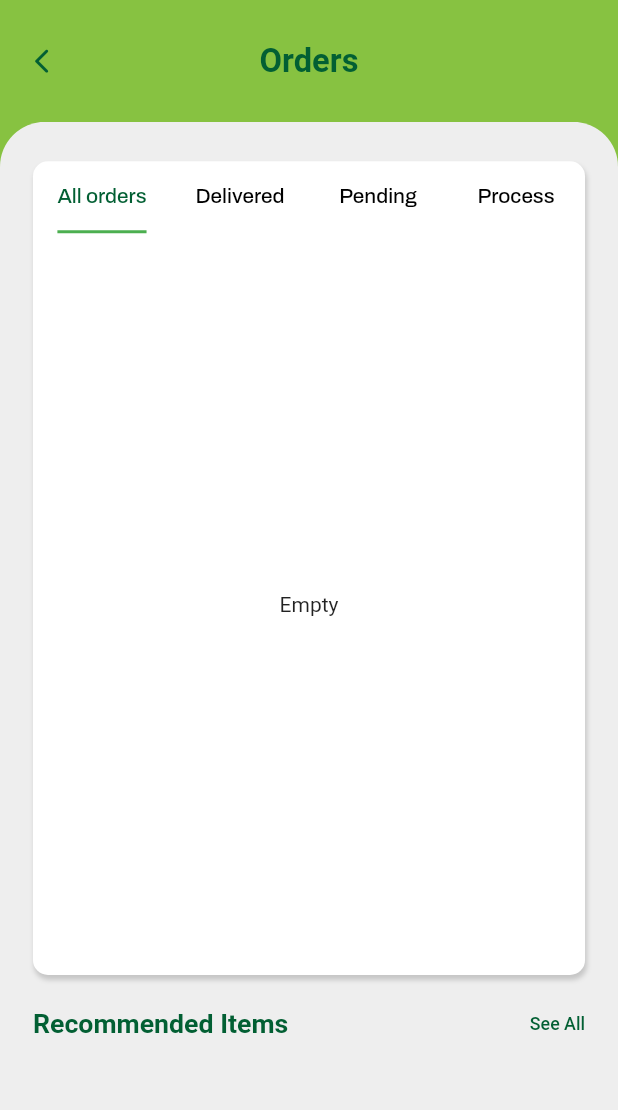
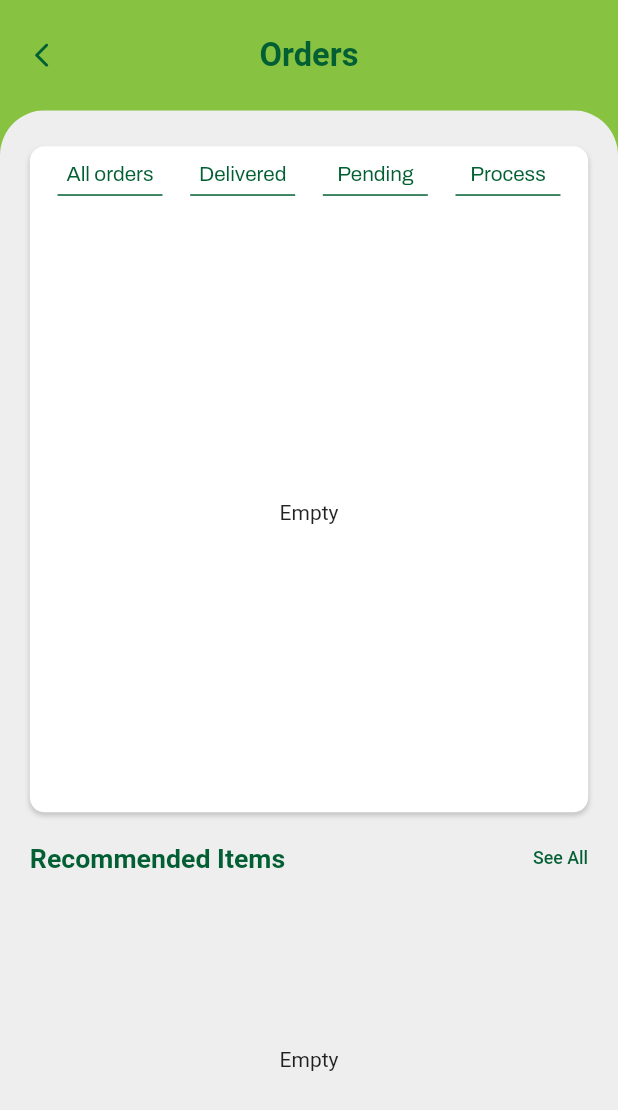
Before and after one commit to Sudarshan519/khetipati, a Flutter app: the OrdersTab screen opened directly, on a phone screen of 412 x 824 dp. Shown: the top 1110 px of the screen. Run offline on Flutter 3.47's test engine with Material 2 defaults, Android fonts, the phone set to English and light mode, and no system bars; our stand-ins replace connectivity, get, get_storage, google_fonts; accounts and stored records are empty; network calls fail.

Commit message:
responisve orders updated

```diff
--- a/lib/constant/size_config.dart
+++ b/lib/constant/size_config.dart
@@ -29,12 +29,12 @@
 double getHeight(double inputHeight) {
   double screenHeight = SizeConfigs.screenHeight;
   // 812 is the layout height that designer use
-  return (inputHeight / 812.0) * screenHeight;
+  return (inputHeight / 896.0) * screenHeight;
 }
 
 // Get the proportionate width as per screen size
 double getWidth(double inputWidth) {
   double screenWidth = SizeConfigs.screenWidth;
   // 375 is the layout width that Figma provides
-  return (inputWidth / 375.0) * screenWidth;
+  return (inputWidth / 414.0) * screenWidth;
 }
--- a/lib/screens/cart/cart_screen.dart
+++ b/lib/screens/cart/cart_screen.dart
@@ -272,7 +272,7 @@
               width: getWidth(40),
             ),
             SizedBox(
-              width: getHeight(150),
+              width: getHeight(178),
               height: getHeight(41),
               child: RaisedButton(
                 onPressed: () {
--- a/lib/screens/home/tabs/orders_tab.dart
+++ b/lib/screens/home/tabs/orders_tab.dart
@@ -59,65 +59,109 @@
     return Container(
       width: getWidth(378),
       margin: EdgeInsets.fromLTRB(getWidth(20), getHeight(26), getWidth(20), 0),
-      // height: 558,
       decoration: BoxDecoration(
           boxShadow: [boxShadow()],
           color: Colors.white,
           borderRadius: BorderRadius.circular(10)),
       child: Column(
         children: [
-          ///tabbar
-          SizedBox(
-            width: MediaQuery.of(context).size.width,
-            // height: getHeight(40),
-            child: TabBar(
-              indicatorPadding: EdgeInsets.only(top: getHeight(10)),
-              indicatorSize: TabBarIndicatorSize.label,
-              isScrollable: false,
-              unselectedLabelColor: Colors.black,
-              labelColor: AppColors.textGreen,
-              labelStyle: archivotitleStyle.copyWith(fontSize: getFont(14)),
-              labelPadding: EdgeInsets.zero,
-              tabs: const [
-                Tab(
-                  text: 'All orders',
-                ),
-                Tab(
-                  text: 'Delivered',
-                ),
-                Tab(
-                  text: 'Pending',
-                ),
-                Tab(
-                  text: 'Process',
-                )
-              ],
-            ),
+          Container(
+            //  height: getHeight(34),
+            padding: EdgeInsets.symmetric(vertical: getHeight(12)),
+            child: Row(
+                mainAxisAlignment: MainAxisAlignment.spaceEvenly,
+                children: [
+                  buildOrderStatus('All orders'),
+                  buildOrderStatus('Delivered'),
+                  buildOrderStatus('Pending'),
+                  buildOrderStatus('Process')
+                ]),
           ),
-          Container(
-            margin: EdgeInsets.zero,
-            height: MediaQuery.of(context).size.height * .6,
-            width: MediaQuery.of(context).size.width,
-            child: TabBarView(
-              children: [
-                buildOrderItems(),
-                buildOrderItems(),
-                buildOrderItems(),
-                buildOrderItems()
-              ],
-            ),
-          ),
+          buildOrderItems()
         ],
       ),
     );
+    // return Container(
+    //   width: getWidth(378),
+    //   margin: EdgeInsets.fromLTRB(getWidth(20), getHeight(26), getWidth(20), 0),
+    //   // height: 558,
+    //   decoration: BoxDecoration(
+    //       boxShadow: [boxShadow()],
+    //       color: Colors.white,
+    //       borderRadius: BorderRadius.circular(10)),
+    //   child: Column(
+    //     children: [
+    //       ///tabbar
+    //       SizedBox(
+    //         width: MediaQuery.of(context).size.width,
+    //         // height: getHeight(40),
+    //         child: TabBar(
+    //           indicatorPadding: EdgeInsets.only(top: getHeight(10)),
+    //           indicatorSize: TabBarIndicatorSize.label,
+    //           isScrollable: false,
+    //           unselectedLabelColor: Colors.black,
+    //           labelColor: AppColors.textGreen,
+    //           labelStyle: archivotitleStyle.copyWith(fontSize: getFont(14)),
+    //           labelPadding: EdgeInsets.zero,
+    //           tabs: const [
+    //             Tab(
+    //               text: 'All orders',
+    //             ),
+    //             Tab(
+    //               text: 'Delivered',
+    //             ),
+    //             Tab(
+    //               text: 'Pending',
+    //             ),
+    //             Tab(
+    //               text: 'Process',
+    //             )
+    //           ],
+    //         ),
+    //       ),
+    //       Container(
+    //         margin: EdgeInsets.zero,
+    //         height: MediaQuery.of(context).size.height * .6,
+    //         width: MediaQuery.of(context).size.width,
+    //         child: TabBarView(
+    //           children: [
+    //             buildOrderItems(),
+    //             buildOrderItems(),
+    //             buildOrderItems(),
+    //             buildOrderItems()
+    //           ],
+    //         ),
+    //       ),
+    //     ],
+    //   ),
+    // );
   }
 
   buildOrderItems() {
     return Obx(() => controller.products.isEmpty
-        ? const Center(child: Text("Empty"))
+        ? Container(height: 400, child: const Center(child: Text("Empty")))
         : Column(
             children: List.generate(controller.products.length,
                 (i) => orderItemCard(controller.products[i])),
           ));
   }
+
+  buildOrderStatus(title) {
+    return Column(
+      children: [
+        Text(
+          title,
+          style: archivotitleStyle.copyWith(fontSize: getFont(14)),
+        ),
+        const SizedBox(
+          height: 6,
+        ),
+        Container(
+          height: 1,
+          width: 70,
+          color: AppColors.textGreen,
+        )
+      ],
+    );
+  }
 }
--- a/lib/screens/home/tabs/profile_tab.dart
+++ b/lib/screens/home/tabs/profile_tab.dart
@@ -91,11 +91,11 @@
                   ///edit button
                   GestureDetector(
                     onTap: () {
-                      Get.to(EditProfile());
+                      Get.to(const EditProfile());
                     },
                     child: Container(
-                      height: getHeight(30),
-                      width: getWidth(50),
+                      height: getHeight(22),
+                      width: getWidth(42),
                       alignment: Alignment.center,
                       decoration: BoxDecoration(
                         borderRadius: BorderRadius.circular(4),
--- a/lib/screens/widgets/box_shadow.dart
+++ b/lib/screens/widgets/box_shadow.dart
@@ -5,6 +5,6 @@
     color: Colors.grey.withOpacity(0.5),
     spreadRadius: 0,
     blurRadius: 2,
-    offset: const Offset(1, 3), // changes position of shadow
+    offset: const Offset(0, 2), // changes position of shadow
   );
 }
--- a/lib/screens/widgets/text_field.dart
+++ b/lib/screens/widgets/text_field.dart
@@ -20,7 +20,7 @@
   @override
   Widget build(BuildContext context) {
     return Container(
-        width: getFont(352),
+        width: getWidth(352),
         //margin: const EdgeInsets.only(top: 8),
         padding: const EdgeInsets.only(left: 14),
         height: ismultiline! ? 160 : 45,
@@ -52,7 +52,8 @@
                 contentPadding: EdgeInsets.zero,
                 hintText: hint,
                 // label: Text('data'),
-                hintStyle: archivosubtitleStyle.copyWith(fontSize: getFont(14)),
+                hintStyle: archivosubtitleStyle.copyWith(
+                    fontSize: getFont(16), fontWeight: FontWeight.w400),
                 focusedBorder: const UnderlineInputBorder(
                   borderSide: BorderSide(width: 0, color: Colors.transparent),
                 ),
```
Also changed, not shown: lib/screens/notifications/widgets/notificationcard.dart (+14 -8 lines), lib/screens/payment/add_card.dart (+59 -17 lines), lib/screens/profile/editprofile.dart (+9 -6 lines), lib/screens/reviews/reviews.dart (+16 -7 lines), lib/screens/shipping/add_shipping_address.dart (+14 -13 lines), lib/screens/wishlist/wishlist.dart (+14 -7 lines), pubspec.lock.
